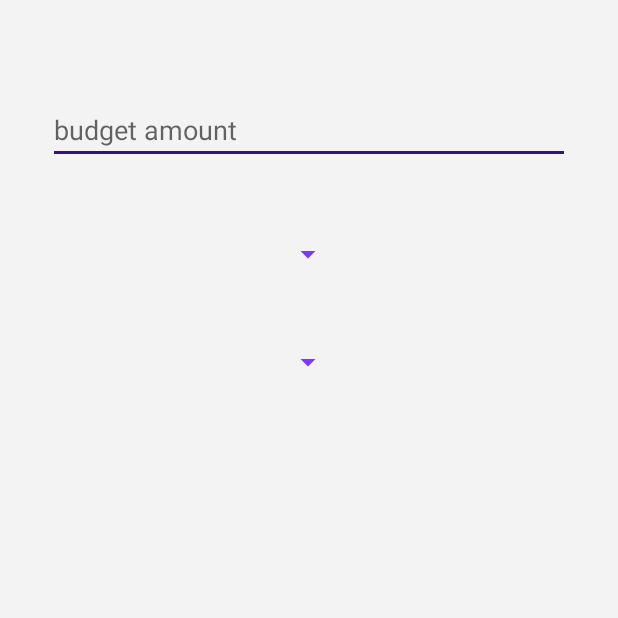
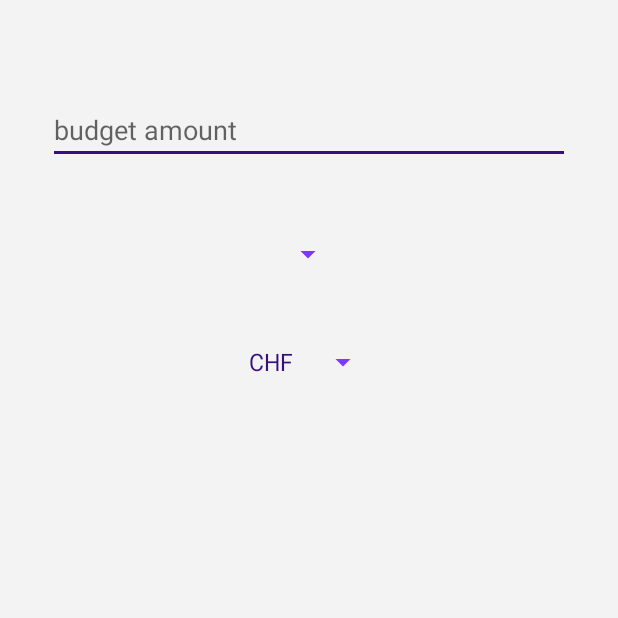
Before and after one commit to rereahcs/MGEMiniproject, an Android app: the SettingsActivity screen opened directly, with no data from a screen before it, on a phone screen of 412 x 824 dp, the top half of it. Run offline under Robolectric (Android 15) with nearby library versions, the phone set to English and light mode, and no system bars.

Commit message:
Added functionality to buttons (incl. toast and snackbar for save and delete), deleted main activity and added functionality for currency spinner

```diff
--- a/BudgeIt/app/src/main/AndroidManifest.xml
+++ b/BudgeIt/app/src/main/AndroidManifest.xml
@@ -27,10 +27,6 @@
         <activity
             android:name=".activities.SettingsActivity"
             android:exported="true" />
-        <activity
-            android:name=".activities.MainActivity"
-            android:exported="true">
-        </activity>
     </application>
 
 </manifest>
--- a/BudgeIt/app/src/main/java/ch/ost/rj/mge/budgeit/activities/SettingsActivity.java
+++ b/BudgeIt/app/src/main/java/ch/ost/rj/mge/budgeit/activities/SettingsActivity.java
@@ -7,6 +7,8 @@ import android.os.Bundle;
 import android.view.Menu;
 import android.view.MenuInflater;
 import android.view.MenuItem;
+import android.widget.ArrayAdapter;
+import android.widget.Spinner;
 
 import com.google.android.material.bottomnavigation.BottomNavigationView;
 
@@ -19,12 +21,20 @@ public class SettingsActivity extends AppCompatActivity {
         super.onCreate(savedInstanceState);
         setContentView(R.layout.activity_settings);
 
+        // initialize menu
         BottomNavigationView bottomNav = findViewById(R.id.bottom_nav_menu);
         bottomNav.setOnItemSelectedListener(navListener);
         bottomNav.setSelectedItemId(R.id.settings);
+
+        // currency spinner
+        Spinner currencySpinner = findViewById(R.id.preferences_spinner_currency);
+        ArrayAdapter<CharSequence> currencyAdapter = ArrayAdapter.createFromResource(this,
+                R.array.currency_array, android.R.layout.simple_spinner_item);
+        currencyAdapter.setDropDownViewResource(android.R.layout.simple_spinner_dropdown_item);
+        currencySpinner.setAdapter(currencyAdapter);
     }
 
-    // Navigation Listener for Menu
+    // navigation listener for menu
     public BottomNavigationView.OnItemSelectedListener navListener = item -> {
         switch (item.getItemId()) {
             case R.id.statistic:
--- a/BudgeIt/app/src/main/java/ch/ost/rj/mge/budgeit/activities/StatisticActivity.java
+++ b/BudgeIt/app/src/main/java/ch/ost/rj/mge/budgeit/activities/StatisticActivity.java
@@ -19,12 +19,13 @@ public class StatisticActivity extends AppCompatActivity {
         super.onCreate(savedInstanceState);
         setContentView(R.layout.activity_statistic);
 
+        // initialize menu
         BottomNavigationView bottomNav = findViewById(R.id.bottom_nav_menu);
         bottomNav.setOnItemSelectedListener(navListener);
         bottomNav.setSelectedItemId(R.id.statistic);
     }
 
-    // Navigation Listener for Menu
+    // navigation listener for menu
     public BottomNavigationView.OnItemSelectedListener navListener = item -> {
         switch (item.getItemId()) {
             case R.id.home:
--- a/BudgeIt/app/src/main/res/layout/activity_home.xml
+++ b/BudgeIt/app/src/main/res/layout/activity_home.xml
@@ -2,6 +2,7 @@
 <androidx.constraintlayout.widget.ConstraintLayout xmlns:android="http://schemas.android.com/apk/res/android"
     xmlns:app="http://schemas.android.com/apk/res-auto"
     xmlns:tools="http://schemas.android.com/tools"
+    android:id="@+id/layout_activity_home"
     android:layout_width="match_parent"
     android:layout_height="match_parent"
     tools:context=".activities.HomeActivity">
@@ -26,7 +27,7 @@
         android:clickable="true"
         android:contentDescription="add new expense"
         android:focusable="true"
-        app:layout_constraintBottom_toTopOf="@+id/bottom_navigation_view"
+        app:layout_constraintBottom_toTopOf="@+id/bottom_nav_menu"
         app:layout_constraintEnd_toEndOf="parent"
         app:srcCompat="@drawable/ic_add" />
 
--- a/BudgeIt/app/src/main/res/layout/activity_item.xml
+++ b/BudgeIt/app/src/main/res/layout/activity_item.xml
@@ -2,6 +2,7 @@
 <androidx.constraintlayout.widget.ConstraintLayout xmlns:android="http://schemas.android.com/apk/res/android"
     xmlns:app="http://schemas.android.com/apk/res-auto"
     xmlns:tools="http://schemas.android.com/tools"
+    android:id="@+id/layout_activity_item"
     android:layout_width="match_parent"
     android:layout_height="match_parent"
     tools:context=".activities.ItemActivity">
--- a/BudgeIt/app/src/main/res/values/strings.xml
+++ b/BudgeIt/app/src/main/res/values/strings.xml
@@ -2,4 +2,10 @@
     <string name="app_name">BudgeIt</string>
     <string name="dummy_button">Dummy Button</string>
     <string name="dummy_content">DUMMY\nCONTENT</string>
+
+    <string-array name="currency_array">
+        <item>CHF</item>
+        <item>EUR</item>
+        <item>USD</item>
+    </string-array>
 </resources>
```
Also changed, not shown: BudgeIt/app/src/main/java/ch/ost/rj/mge/budgeit/activities/HomeActivity.java (+28 -1 lines), BudgeIt/app/src/main/java/ch/ost/rj/mge/budgeit/activities/ItemActivity.java (+47 -0 lines), BudgeIt/app/src/main/java/ch/ost/rj/mge/budgeit/activities/MainActivity.java (deleted, +0 -16 lines), BudgeIt/app/src/main/java/ch/ost/rj/mge/budgeit/services/HelperService.java (added, +10 -0 lines), BudgeIt/app/src/main/java/ch/ost/rj/mge/budgeit/services/MenuService.java (deleted, +0 -19 lines), BudgeIt/app/src/main/res/layout/activity_main.xml (deleted, +0 -18 lines).
